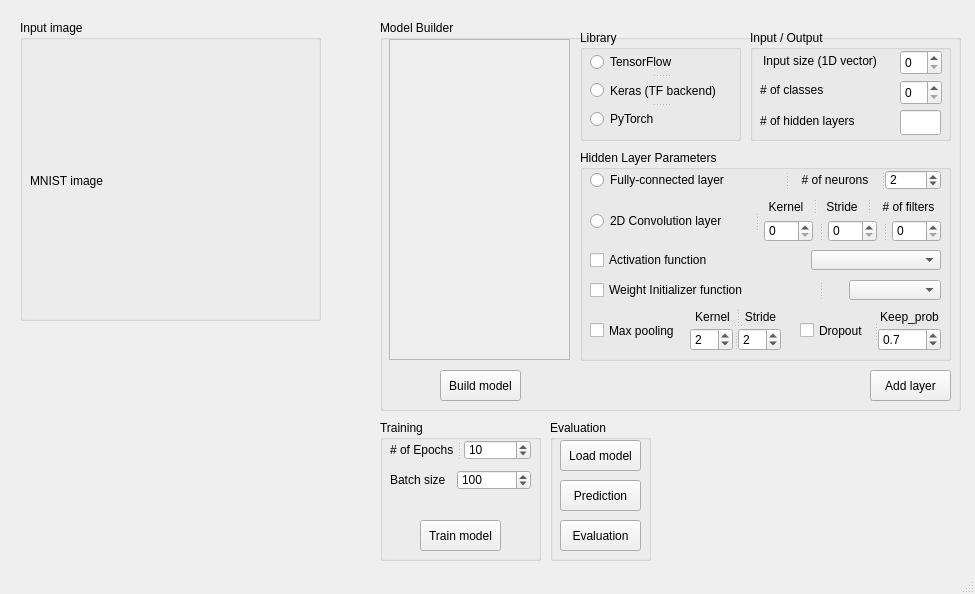
Above: tf_testbed.ui from togheppi/PyQt before the change. Below: the same form after it.
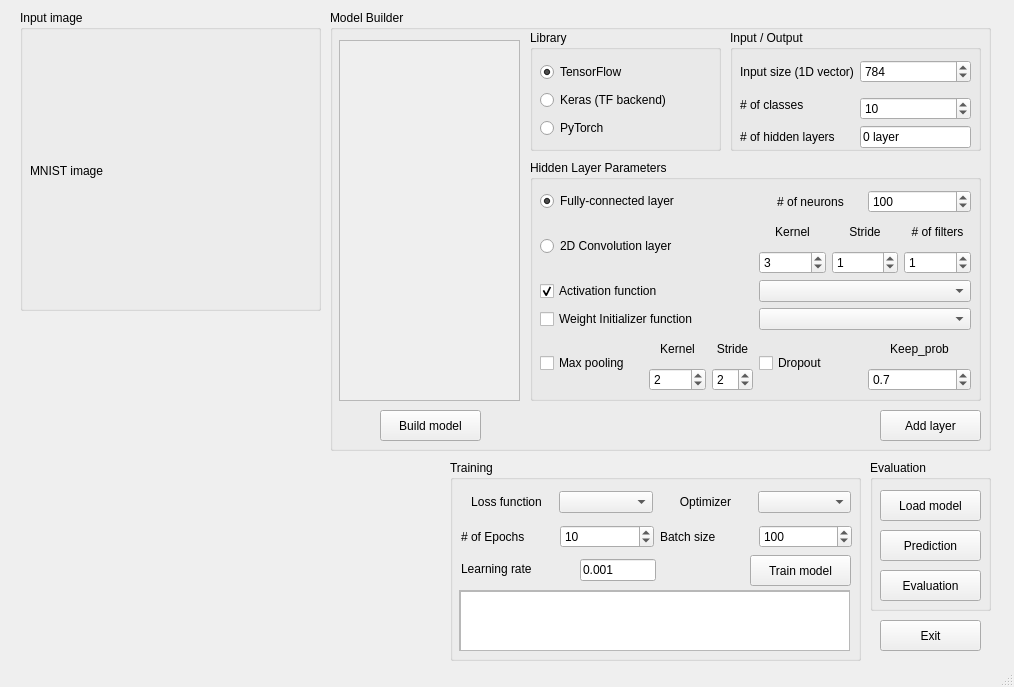
That is the form after the change.

Commit message: Model params added with UI

```diff
--- a/tf_testbed.ui
+++ b/tf_testbed.ui
@@ -6,8 +6,8 @@
    <rect>
     <x>0</x>
     <y>0</y>
-    <width>975</width>
-    <height>594</height>
+    <width>1014</width>
+    <height>687</height>
    </rect>
   </property>
   <property name="windowTitle">
@@ -18,7 +18,7 @@
     <property name="geometry">
      <rect>
       <x>20</x>
-      <y>20</y>
+      <y>10</y>
       <width>301</width>
       <height>301</height>
      </rect>
@@ -43,10 +43,10 @@
    <widget class="QGroupBox" name="groupBox_modelBuilder">
     <property name="geometry">
      <rect>
-      <x>380</x>
-      <y>20</y>
-      <width>581</width>
-      <height>391</height>
+      <x>330</x>
+      <y>10</y>
+      <width>661</width>
+      <height>441</height>
      </rect>
     </property>
     <property name="title">
@@ -56,9 +56,9 @@
      <property name="geometry">
       <rect>
        <x>9</x>
-       <y>19</y>
+       <y>30</y>
        <width>181</width>
-       <height>321</height>
+       <height>361</height>
       </rect>
      </property>
      <layout class="QVBoxLayout" name="verticalLayout">
@@ -73,7 +73,7 @@
            <x>0</x>
            <y>0</y>
            <width>177</width>
-           <height>317</height>
+           <height>357</height>
           </rect>
          </property>
         </widget>
@@ -85,165 +85,200 @@
      <property name="geometry">
       <rect>
        <x>200</x>
-       <y>10</y>
-       <width>161</width>
-       <height>111</height>
+       <y>20</y>
+       <width>191</width>
+       <height>121</height>
       </rect>
      </property>
      <property name="title">
       <string>Library</string>
      </property>
-     <widget class="QSplitter" name="splitter_library">
+     <widget class="QWidget" name="layoutWidget">
       <property name="geometry">
        <rect>
         <x>10</x>
-        <y>20</y>
-        <width>141</width>
+        <y>30</y>
+        <width>171</width>
         <height>81</height>
        </rect>
       </property>
-      <property name="orientation">
-       <enum>Qt::Vertical</enum>
-      </property>
+      <layout class="QVBoxLayout" name="verticalLayout_library">
+       <item>
       <widget class="QRadioButton" name="radioButton_tensorflow">
        <property name="text">
         <string>TensorFlow</string>
        </property>
-      </widget>
+         <property name="checked">
+          <bool>true</bool>
+         </property>
+        </widget>
+       </item>
+       <item>
       <widget class="QRadioButton" name="radioButton_keras">
        <property name="text">
         <string>Keras (TF backend)</string>
        </property>
       </widget>
+       </item>
+       <item>
       <widget class="QRadioButton" name="radioButton_pytorch">
        <property name="text">
         <string>PyTorch</string>
        </property>
       </widget>
+       </item>
+      </layout>
      </widget>
     </widget>
     <widget class="QGroupBox" name="groupBox_inputOutput">
      <property name="geometry">
       <rect>
-       <x>370</x>
-       <y>10</y>
-       <width>201</width>
-       <height>111</height>
+       <x>400</x>
+       <y>20</y>
+       <width>251</width>
+       <height>121</height>
       </rect>
      </property>
      <property name="title">
       <string>Input / Output</string>
      </property>
-     <widget class="QLabel" name="label_numLayers">
+     <widget class="QWidget" name="layoutWidget">
       <property name="geometry">
        <rect>
         <x>10</x>
-        <y>75</y>
-        <width>121</width>
-        <height>31</height>
+        <y>30</y>
+        <width>231</width>
+        <height>88</height>
        </rect>
       </property>
-      <property name="text">
-       <string># of hidden layers</string>
-      </property>
-     </widget>
-     <widget class="QSpinBox" name="spinBox_numClasses">
-      <property name="geometry">
-       <rect>
-        <x>150</x>
-        <y>50</y>
-        <width>42</width>
-        <height>25</height>
-       </rect>
-      </property>
-      <property name="font">
-       <font>
-        <pointsize>9</pointsize>
-       </font>
-      </property>
-     </widget>
-     <widget class="QSpinBox" name="spinBox_inputSize">
-      <property name="geometry">
-       <rect>
-        <x>150</x>
-        <y>20</y>
-        <width>42</width>
-        <height>25</height>
-       </rect>
-      </property>
-      <property name="font">
-       <font>
-        <pointsize>9</pointsize>
-       </font>
-      </property>
-     </widget>
+      <layout class="QGridLayout" name="gridLayout_inputOutput">
+       <item row="0" column="0">
      <widget class="QLabel" name="label_inputSize">
-      <property name="geometry">
-       <rect>
-        <x>13</x>
-        <y>15</y>
-        <width>131</width>
-        <height>31</height>
-       </rect>
-      </property>
       <property name="text">
        <string>Input size (1D vector)</string>
       </property>
      </widget>
+       </item>
+       <item row="0" column="1">
+        <widget class="QSpinBox" name="spinBox_inputSize">
+         <property name="font">
+          <font>
+           <pointsize>9</pointsize>
+          </font>
+         </property>
+         <property name="minimum">
+          <number>1</number>
+         </property>
+         <property name="maximum">
+          <number>10000</number>
+         </property>
+         <property name="value">
+          <number>784</number>
+         </property>
+        </widget>
+       </item>
+       <item row="1" column="0" rowspan="2">
      <widget class="QLabel" name="label_numClasses">
-      <property name="geometry">
-       <rect>
-        <x>10</x>
-        <y>44</y>
-        <width>101</width>
-        <height>31</height>
-       </rect>
-      </property>
       <property name="text">
        <string># of classes</string>
       </property>
      </widget>
+       </item>
+       <item row="2" column="1">
+        <widget class="QSpinBox" name="spinBox_numClasses">
+         <property name="font">
+          <font>
+           <pointsize>9</pointsize>
+          </font>
+         </property>
+         <property name="value">
+          <number>10</number>
+         </property>
+        </widget>
+       </item>
+       <item row="3" column="0">
+        <widget class="QLabel" name="label_numLayers">
+         <property name="text">
+          <string># of hidden layers</string>
+         </property>
+        </widget>
+       </item>
+       <item row="3" column="1">
      <widget class="QLineEdit" name="lineEdit_numLayers">
-      <property name="geometry">
-       <rect>
-        <x>150</x>
-        <y>80</y>
-        <width>41</width>
-        <height>25</height>
-       </rect>
+         <property name="text">
+          <string>0 layer</string>
       </property>
       <property name="readOnly">
        <bool>true</bool>
       </property>
+        </widget>
+       </item>
+      </layout>
      </widget>
     </widget>
     <widget class="QGroupBox" name="groupBox_hiddenLayer">
      <property name="geometry">
       <rect>
        <x>200</x>
-       <y>130</y>
-       <width>371</width>
-       <height>211</height>
+       <y>150</y>
+       <width>451</width>
+       <height>241</height>
       </rect>
      </property>
      <property name="title">
       <string>Hidden Layer Parameters</string>
      </property>
-     <widget class="QSplitter" name="splitter_CNN">
+     <widget class="QWidget" name="layoutWidget">
       <property name="geometry">
        <rect>
         <x>10</x>
-        <y>50</y>
-        <width>351</width>
-        <height>42</height>
+        <y>30</y>
+        <width>431</width>
+        <height>201</height>
        </rect>
       </property>
-      <property name="orientation">
-       <enum>Qt::Horizontal</enum>
-      </property>
-      <property name="handleWidth">
-       <number>15</number>
-      </property>
+      <layout class="QVBoxLayout" name="verticalLayout_hiddenLayer">
+       <item>
+        <layout class="QHBoxLayout" name="horizontalLayout_FC">
+         <item>
+          <widget class="QRadioButton" name="radioButton_FC">
+           <property name="text">
+            <string>Fully-connected layer</string>
+           </property>
+           <property name="checked">
+            <bool>true</bool>
+           </property>
+          </widget>
+         </item>
+         <item>
+          <layout class="QHBoxLayout" name="horizontalLayout_numNeurons">
+           <item>
+            <widget class="QLabel" name="label_numNeurons">
+             <property name="text">
+              <string># of neurons</string>
+             </property>
+             <property name="alignment">
+              <set>Qt::AlignCenter</set>
+             </property>
+            </widget>
+           </item>
+           <item>
+            <widget class="QSpinBox" name="spinBox_numNeurons">
+             <property name="maximum">
+              <number>10000</number>
+             </property>
+             <property name="value">
+              <number>100</number>
+             </property>
+            </widget>
+           </item>
+          </layout>
+         </item>
+        </layout>
+       </item>
+       <item>
+        <layout class="QHBoxLayout" name="horizontalLayout_CNN">
+         <item>
       <widget class="QRadioButton" name="radioButton_CNN">
        <property name="text">
         <string>2D Convolution layer</string>
@@ -255,16 +290,10 @@
         <bool>false</bool>
        </property>
       </widget>
-      <widget class="QWidget" name="">
-       <layout class="QVBoxLayout" name="verticalLayout_2">
+         </item>
         <item>
-         <widget class="QSplitter" name="splitter_CNNLabel">
-          <property name="orientation">
-           <enum>Qt::Horizontal</enum>
-          </property>
-          <property name="handleWidth">
-           <number>14</number>
-          </property>
+          <layout class="QGridLayout" name="gridLayout_CNN">
+           <item row="0" column="0">
           <widget class="QLabel" name="label_kernelSize">
            <property name="text">
             <string>Kernel</string>
@@ -273,6 +302,8 @@
             <set>Qt::AlignCenter</set>
            </property>
           </widget>
+           </item>
+           <item row="0" column="1">
           <widget class="QLabel" name="label_kernelStride">
            <property name="text">
             <string>Stride</string>
@@ -281,6 +312,8 @@
             <set>Qt::AlignCenter</set>
            </property>
           </widget>
+           </item>
+           <item row="0" column="2">
           <widget class="QLabel" name="label_numFilters">
            <property name="text">
             <string># of filters</string>
@@ -289,138 +322,120 @@
             <set>Qt::AlignCenter</set>
            </property>
           </widget>
-         </widget>
-        </item>
-        <item>
-         <widget class="QSplitter" name="splitter_CNNParam">
-          <property name="orientation">
-           <enum>Qt::Horizontal</enum>
-          </property>
-          <property name="handleWidth">
-           <number>15</number>
-          </property>
-          <widget class="QSpinBox" name="spinBox_kernelSize"/>
-          <widget class="QSpinBox" name="spinBox_kernelStride"/>
-          <widget class="QSpinBox" name="spinBox_numFilters"/>
+           </item>
+           <item row="1" column="0">
+            <widget class="QSpinBox" name="spinBox_kernelSize">
+             <property name="value">
+              <number>3</number>
+             </property>
+            </widget>
+           </item>
+           <item row="1" column="1">
+            <widget class="QSpinBox" name="spinBox_kernelStride">
+             <property name="value">
+              <number>1</number>
+             </property>
+            </widget>
+           </item>
+           <item row="1" column="2">
+            <widget class="QSpinBox" name="spinBox_numFilters">
+             <property name="value">
+              <number>1</number>
+             </property>
          </widget>
         </item>
        </layout>
-      </widget>
-     </widget>
-     <widget class="QSplitter" name="splitter_initFn">
-      <property name="geometry">
-       <rect>
-        <x>10</x>
-        <y>130</y>
-        <width>351</width>
-        <height>20</height>
-       </rect>
-      </property>
-      <property name="orientation">
-       <enum>Qt::Horizontal</enum>
-      </property>
-      <property name="handleWidth">
-       <number>56</number>
-      </property>
+         </item>
+        </layout>
+       </item>
+       <item>
+        <layout class="QHBoxLayout" name="horizontalLayout_actFn">
+         <item>
+          <widget class="QCheckBox" name="checkBox_actFn">
+           <property name="text">
+            <string>Activation function</string>
+           </property>
+           <property name="checked">
+            <bool>true</bool>
+           </property>
+          </widget>
+         </item>
+         <item>
+          <widget class="QComboBox" name="comboBox_actFn"/>
+         </item>
+        </layout>
+       </item>
+       <item>
+        <layout class="QHBoxLayout" name="horizontalLayout_initFn">
+         <item>
       <widget class="QCheckBox" name="checkBox_initFn">
        <property name="text">
         <string>Weight Initializer function</string>
        </property>
       </widget>
+         </item>
+         <item>
       <widget class="QComboBox" name="comboBox_initFn"/>
-     </widget>
-     <widget class="QSplitter" name="splitter_maxPooling">
-      <property name="geometry">
-       <rect>
-        <x>10</x>
-        <y>160</y>
-        <width>191</width>
-        <height>41</height>
-       </rect>
-      </property>
-      <property name="orientation">
-       <enum>Qt::Horizontal</enum>
-      </property>
-      <property name="handleWidth">
-       <number>0</number>
-      </property>
+         </item>
+        </layout>
+       </item>
+       <item>
+        <layout class="QHBoxLayout" name="horizontalLayout_maxDrop">
+         <item>
       <widget class="QCheckBox" name="checkBox_maxPooling">
        <property name="text">
         <string>Max pooling</string>
        </property>
       </widget>
-      <widget class="QSplitter" name="splitter_6">
-       <property name="orientation">
-        <enum>Qt::Vertical</enum>
-       </property>
-       <widget class="QSplitter" name="splitter_poolLabel">
-        <property name="orientation">
-         <enum>Qt::Horizontal</enum>
-        </property>
-        <property name="handleWidth">
-         <number>5</number>
-        </property>
-        <widget class="QLabel" name="label_poolSize">
-         <property name="text">
-          <string>Kernel</string>
-         </property>
-         <property name="alignment">
-          <set>Qt::AlignCenter</set>
-         </property>
-        </widget>
-        <widget class="QLabel" name="label_poolStride">
-         <property name="text">
-          <string>Stride</string>
-         </property>
-         <property name="alignment">
-          <set>Qt::AlignCenter</set>
-         </property>
-        </widget>
-       </widget>
-       <widget class="QSplitter" name="splitter_poolParam">
-        <property name="orientation">
-         <enum>Qt::Horizontal</enum>
-        </property>
-        <property name="handleWidth">
-         <number>5</number>
-        </property>
+         </item>
+         <item>
+          <layout class="QGridLayout" name="gridLayout_maxPooling">
+           <item row="1" column="0" colspan="2">
         <widget class="QSpinBox" name="spinBox_poolSize">
          <property name="value">
           <number>2</number>
          </property>
         </widget>
+           </item>
+           <item row="1" column="2">
         <widget class="QSpinBox" name="spinBox_poolStride">
          <property name="value">
           <number>2</number>
          </property>
         </widget>
-       </widget>
-      </widget>
-     </widget>
-     <widget class="QSplitter" name="splitter_dropOut">
-      <property name="geometry">
-       <rect>
-        <x>220</x>
-        <y>160</y>
-        <width>141</width>
-        <height>41</height>
-       </rect>
-      </property>
-      <property name="orientation">
-       <enum>Qt::Horizontal</enum>
-      </property>
-      <property name="handleWidth">
-       <number>5</number>
-      </property>
+           </item>
+           <item row="0" column="2">
+            <widget class="QLabel" name="label_poolStride">
+             <property name="text">
+              <string>Stride</string>
+             </property>
+             <property name="alignment">
+              <set>Qt::AlignCenter</set>
+             </property>
+            </widget>
+           </item>
+           <item row="0" column="0" colspan="2">
+            <widget class="QLabel" name="label_poolSize">
+             <property name="text">
+              <string>Kernel</string>
+             </property>
+             <property name="alignment">
+              <set>Qt::AlignCenter</set>
+             </property>
+            </widget>
+           </item>
+          </layout>
+         </item>
+         <item>
       <widget class="QCheckBox" name="checkBox_dropOut">
        <property name="text">
         <string>Dropout</string>
        </property>
       </widget>
-      <widget class="QSplitter" name="splitter_keepProb">
-       <property name="orientation">
-        <enum>Qt::Vertical</enum>
-       </property>
+         </item>
+         <item>
+          <layout class="QVBoxLayout" name="verticalLayout_keepProb">
+           <item>
        <widget class="QLabel" name="label_keepProb">
         <property name="text">
          <string>Keep_prob</string>
@@ -429,6 +444,8 @@
          <set>Qt::AlignCenter</set>
         </property>
        </widget>
+           </item>
+           <item>
        <widget class="QDoubleSpinBox" name="doubleSpinBox_keepProb">
         <property name="decimals">
          <number>1</number>
@@ -443,106 +460,20 @@
          <double>0.700000000000000</double>
         </property>
        </widget>
-      </widget>
-     </widget>
-     <widget class="QSplitter" name="splitter_actFn">
+           </item>
+          </layout>
+         </item>
+        </layout>
+       </item>
+      </layout>
+     </widget>
+    </widget>
+    <widget class="QPushButton" name="pushButton_addLayer">
       <property name="geometry">
        <rect>
-        <x>10</x>
-        <y>100</y>
-        <width>351</width>
-        <height>20</height>
-       </rect>
-      </property>
-      <property name="orientation">
-       <enum>Qt::Horizontal</enum>
-      </property>
-      <property name="handleWidth">
-       <number>0</number>
-      </property>
-      <widget class="QCheckBox" name="checkBox_actFn">
-       <property name="text">
-        <string>Activation function</string>
-       </property>
-      </widget>
-      <widget class="QComboBox" name="comboBox_actFn"/>
-     </widget>
-     <widget class="QSplitter" name="splitter_FC">
-      <property name="geometry">
-       <rect>
-        <x>10</x>
-        <y>20</y>
-        <width>351</width>
-        <height>20</height>
-       </rect>
-      </property>
-      <property name="orientation">
-       <enum>Qt::Horizontal</enum>
-      </property>
-      <widget class="QRadioButton" name="radioButton_FC">
-       <property name="text">
-        <string>Fully-connected layer</string>
-       </property>
-      </widget>
-      <widget class="QSplitter" name="splitter">
-       <property name="orientation">
-        <enum>Qt::Horizontal</enum>
-       </property>
-       <widget class="QLabel" name="label_numNeurons">
-        <property name="text">
-         <string># of neurons</string>
-        </property>
-        <property name="alignment">
-         <set>Qt::AlignCenter</set>
-        </property>
-       </widget>
-       <widget class="QSpinBox" name="spinBox_numNeurons">
-        <property name="value">
-         <number>2</number>
-        </property>
-       </widget>
-      </widget>
-     </widget>
-     <zorder>spinBox_kernelStride</zorder>
-     <zorder>doubleSpinBox_keepProb</zorder>
-     <zorder>comboBox_actFn</zorder>
-     <zorder>spinBox_poolSize</zorder>
-     <zorder>spinBox_kernelSize</zorder>
-     <zorder>comboBox_initFn</zorder>
-     <zorder>spinBox_poolStride</zorder>
-     <zorder>spinBox_kernelStride</zorder>
-     <zorder>doubleSpinBox_keepProb</zorder>
-     <zorder>comboBox_actFn</zorder>
-     <zorder>spinBox_poolSize</zorder>
-     <zorder>spinBox_kernelSize</zorder>
-     <zorder>comboBox_initFn</zorder>
-     <zorder>spinBox_poolStride</zorder>
-     <zorder>checkBox_actFn</zorder>
-     <zorder>checkBox_initFn</zorder>
-     <zorder>checkBox_maxPooling</zorder>
-     <zorder>checkBox_dropOut</zorder>
-     <zorder>spinBox_numFilters</zorder>
-     <zorder>radioButton_FC</zorder>
-     <zorder>radioButton_CNN</zorder>
-     <zorder>label_kernelSize</zorder>
-     <zorder>label_kernelStride</zorder>
-     <zorder>label_numFilters</zorder>
-     <zorder>spinBox_poolSize_2</zorder>
-     <zorder>spinBox_numNeurons</zorder>
-     <zorder>label_kernelStride_FC</zorder>
-     <zorder>label_numNeurons</zorder>
-     <zorder>label_kernelStride_3</zorder>
-     <zorder>label_kernelSize_2</zorder>
-     <zorder>label_poolStride</zorder>
-     <zorder>label_poolSize</zorder>
-     <zorder>label_keepProb</zorder>
-    </widget>
-    <widget class="QPushButton" name="AddLayer">
-     <property name="geometry">
-      <rect>
-       <x>490</x>
-       <y>350</y>
-       <width>81</width>
+       <x>550</x>
+       <y>400</y>
+       <width>101</width>
        <height>31</height>
       </rect>
      </property>
@@ -553,9 +484,9 @@
     <widget class="QPushButton" name="BuildModel">
      <property name="geometry">
       <rect>
-       <x>60</x>
-       <y>350</y>
-       <width>81</width>
+       <x>50</x>
+       <y>400</y>
+       <width>101</width>
        <height>31</height>
       </rect>
      </property>
@@ -567,10 +498,10 @@
    <widget class="QGroupBox" name="groupBox_training">
     <property name="geometry">
      <rect>
-      <x>380</x>
-      <y>420</y>
-      <width>161</width>
-      <height>141</height>
+      <x>450</x>
+      <y>460</y>
+      <width>411</width>
+      <height>201</height>
      </rect>
     </property>
     <property name="title">
@@ -579,9 +510,9 @@
     <widget class="QPushButton" name="TrainModel">
      <property name="geometry">
       <rect>
-       <x>40</x>
-       <y>100</y>
-       <width>81</width>
+       <x>300</x>
+       <y>95</y>
+       <width>101</width>
        <height>31</height>
       </rect>
      </property>
@@ -589,58 +520,124 @@
       <string>Train model</string>
      </property>
     </widget>
-    <widget class="QSplitter" name="splitter_batchSize">
+    <widget class="QScrollArea" name="scrollArea_training">
      <property name="geometry">
       <rect>
-       <x>10</x>
-       <y>50</y>
-       <width>141</width>
-       <height>20</height>
+       <x>9</x>
+       <y>130</y>
+       <width>391</width>
+       <height>61</height>
       </rect>
      </property>
-     <property name="orientation">
-      <enum>Qt::Horizontal</enum>
+     <property name="widgetResizable">
+      <bool>true</bool>
      </property>
-     <property name="handleWidth">
-      <number>0</number>
-     </property>
-     <widget class="QLabel" name="label_batchSize">
-      <property name="text">
-       <string>Batch size</string>
-      </property>
-     </widget>
-     <widget class="QSpinBox" name="spinBox_batchSize">
-      <property name="maximum">
-       <number>10000</number>
-      </property>
-      <property name="singleStep">
-       <number>1</number>
-      </property>
-      <property name="value">
-       <number>100</number>
-      </property>
-     </widget>
-    </widget>
-    <widget class="QSplitter" name="splitter_numEpochs">
+     <widget class="QWidget" name="scrollAreaWidgetContents_training">
+      <property name="geometry">
+       <rect>
+        <x>0</x>
+        <y>0</y>
+        <width>389</width>
+        <height>59</height>
+       </rect>
+      </property>
+      <widget class="QTextEdit" name="textEdit_training">
+       <property name="geometry">
+        <rect>
+         <x>0</x>
+         <y>0</y>
+         <width>391</width>
+         <height>61</height>
+        </rect>
+       </property>
+      </widget>
+     </widget>
+    </widget>
+    <widget class="QWidget" name="layoutWidget">
+     <property name="geometry">
+      <rect>
+       <x>10</x>
+       <y>30</y>
+       <width>391</width>
+       <height>24</height>
+      </rect>
+     </property>
+     <layout class="QHBoxLayout" name="horizontalLayout_lossOptimizer">
+      <item>
+       <widget class="QLabel" name="label_lossFn">
+        <property name="text">
+         <string>Loss function</string>
+        </property>
+        <property name="alignment">
+         <set>Qt::AlignCenter</set>
+        </property>
+       </widget>
+      </item>
+      <item>
+       <widget class="QComboBox" name="comboBox_lossFn"/>
+      </item>
+      <item>
+       <widget class="QLabel" name="label_optimizer">
+        <property name="text">
+         <string>Optimizer</string>
+        </property>
+        <property name="alignment">
+         <set>Qt::AlignCenter</set>
+        </property>
+       </widget>
+      </item>
+      <item>
+       <widget class="QComboBox" name="comboBox_optimizer"/>
+      </item>
+     </layout>
+    </widget>
+    <widget class="QLabel" name="label_batchSize_learningRate">
      <property name="geometry">
       <rect>
-       <x>10</x>
-       <y>20</y>
-       <width>141</width>
-       <height>20</height>
+       <x>11</x>
+       <y>101</y>
+       <width>81</width>
+       <height>16</height>
       </rect>
      </property>
-     <property name="orientation">
-      <enum>Qt::Horizontal</enum>
+     <property name="text">
+      <string>Learning rate</string>
      </property>
-     <property name="handleWidth">
-      <number>10</number>
+    </widget>
+    <widget class="QLineEdit" name="lineEdit_learningRate">
+     <property name="geometry">
+      <rect>
+       <x>130</x>
+       <y>99</y>
+       <width>76</width>
+       <height>22</height>
+      </rect>
      </property>
+     <property name="text">
+      <string>0.001</string>
+     </property>
+     <property name="readOnly">
+      <bool>false</bool>
+     </property>
+    </widget>
+    <widget class="QWidget" name="">
+     <property name="geometry">
+      <rect>
+       <x>11</x>
+       <y>64</y>
+       <width>391</width>
+       <height>25</height>
+      </rect>
+     </property>
+     <layout class="QHBoxLayout" name="horizontalLayout_epochBatch">
+      <item>
      <widget class="QLabel" name="label_numEpochs">
       <property name="text">
        <string># of Epochs</string>
       </property>
      </widget>
+      </item>
+      <item>
      <widget class="QSpinBox" name="spinBox_numEpochs">
       <property name="maximum">
        <number>100000</number>
@@ -649,15 +646,37 @@
        <number>10</number>
       </property>
      </widget>
+      </item>
+      <item>
+       <widget class="QLabel" name="label_batchSize">
+        <property name="text">
+         <string>Batch size</string>
+        </property>
+       </widget>
+      </item>
+      <item>
+       <widget class="QSpinBox" name="spinBox_batchSize">
+        <property name="maximum">
+         <number>10000</number>
+        </property>
+        <property name="singleStep">
+         <number>1</number>
+        </property>
+        <property name="value">
+         <number>100</number>
+        </property>
+       </widget>
+      </item>
+     </layout>
     </widget>
    </widget>
    <widget class="QGroupBox" name="groupBox_evaluation">
     <property name="geometry">
      <rect>
-      <x>550</x>
-      <y>420</y>
-      <width>101</width>
-      <height>141</height>
+      <x>870</x>
+      <y>460</y>
+      <width>121</width>
+      <height>151</height>
      </rect>
     </property>
     <property name="title">
@@ -667,8 +686,8 @@
      <property name="geometry">
       <rect>
        <x>10</x>
-       <y>100</y>
-       <width>81</width>
+       <y>110</y>
+       <width>101</width>
        <height>31</height>
       </rect>
      </property>
@@ -680,8 +699,8 @@
      <property name="geometry">
       <rect>
        <x>10</x>
-       <y>60</y>
-       <width>81</width>
+       <y>70</y>
+       <width>101</width>
        <height>31</height>
       </rect>
      </property>
@@ -693,8 +712,8 @@
      <property name="geometry">
       <rect>
        <x>10</x>
-       <y>20</y>
-       <width>81</width>
+       <y>30</y>
+       <width>101</width>
        <height>31</height>
       </rect>
      </property>
@@ -703,6 +722,19 @@
      </property>
     </widget>
    </widget>
+   <widget class="QPushButton" name="pushButton_Exit">
+    <property name="geometry">
+     <rect>
+      <x>880</x>
+      <y>620</y>
+      <width>101</width>
+      <height>31</height>
+     </rect>
+    </property>
+    <property name="text">
+     <string>Exit</string>
+    </property>
+   </widget>
   </widget>
   <widget class="QStatusBar" name="statusbar"/>
  </widget>
```
Left out of the diff: 20 changed lines with no effect on the pictures. Lines whose indentation alone changed are shown as unchanged. The commit also changes 3 other files.
